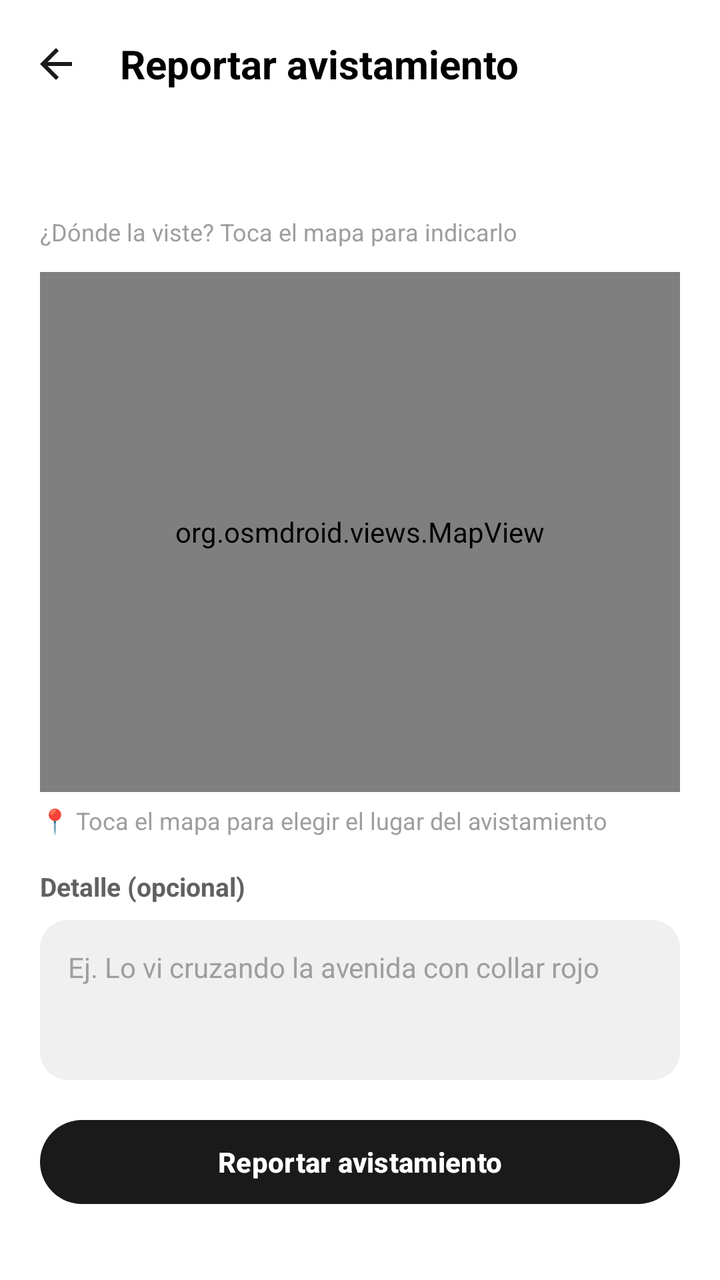
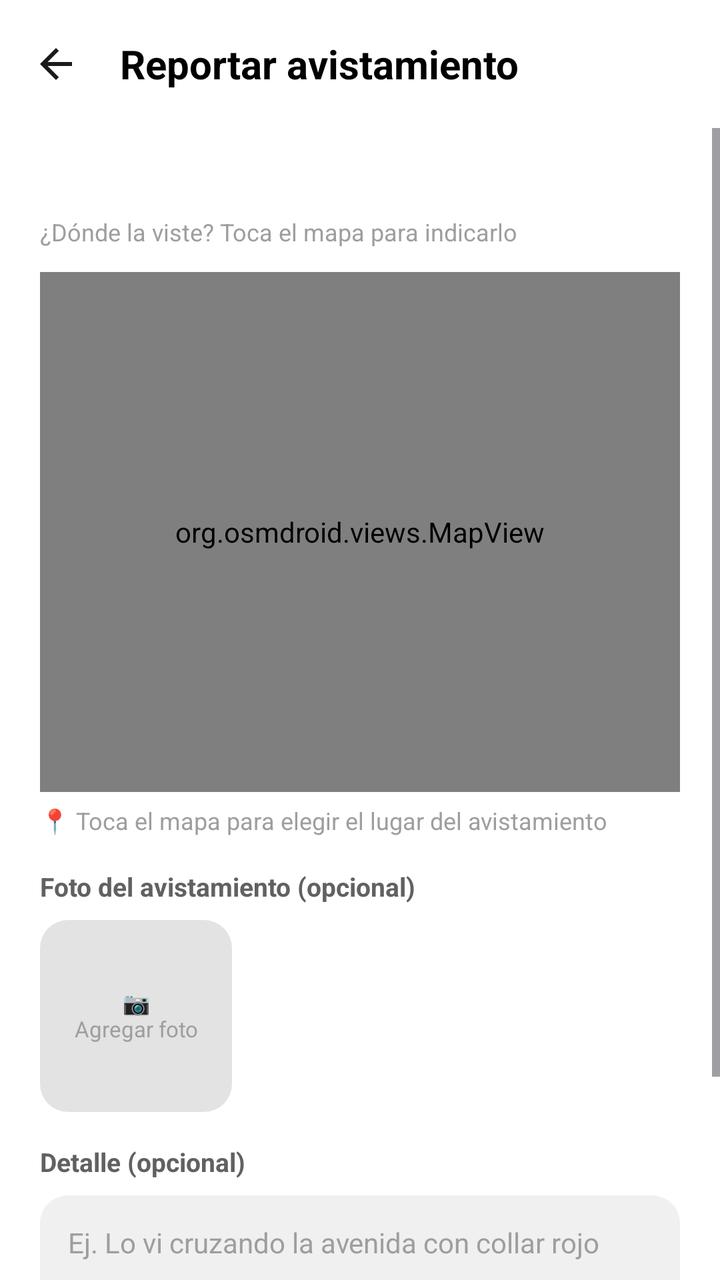

Two renders of the same Android screen: before a commit and after it. Below are the layout's source before the change and the commit's diff.
<!-- AndroidManifest.xml: application theme Theme.PracticaFinal -->
<!-- res/layout/activity_reportar_avistamiento.xml -->
<?xml version="1.0" encoding="utf-8"?>
<androidx.constraintlayout.widget.ConstraintLayout xmlns:android="http://schemas.android.com/apk/res/android"
    xmlns:app="http://schemas.android.com/apk/res-auto"
    xmlns:tools="http://schemas.android.com/tools"
    android:layout_width="match_parent"
    android:layout_height="match_parent"
    android:background="#FFFFFF"
    tools:context=".ReportarAvistamientoActivity">

    
    <com.google.android.material.appbar.MaterialToolbar
        android:id="@+id/toolbar"
        android:layout_width="0dp"
        android:layout_height="?attr/actionBarSize"
        android:background="#FFFFFF"
        app:elevation="2dp"
        app:layout_constraintEnd_toEndOf="parent"
        app:layout_constraintStart_toStartOf="parent"
        app:layout_constraintTop_toTopOf="parent"
        app:navigationIcon="@drawable/ic_arrow_back"
        app:title="Reportar avistamiento"
        app:titleTextAppearance="@style/TextAppearance.AdopcionesTitle" />

    <ScrollView
        android:layout_width="0dp"
        android:layout_height="0dp"
        android:fillViewport="true"
        app:layout_constraintBottom_toBottomOf="parent"
        app:layout_constraintEnd_toEndOf="parent"
        app:layout_constraintStart_toStartOf="parent"
        app:layout_constraintTop_toBottomOf="@id/toolbar">

        <LinearLayout
            android:layout_width="match_parent"
            android:layout_height="wrap_content"
            android:orientation="vertical"
            android:padding="20dp">

            <TextView
                android:id="@+id/tv_mascota"
                android:layout_width="wrap_content"
                android:layout_height="wrap_content"
                android:textColor="#1A1A1A"
                android:textSize="16sp"
                android:textStyle="bold" />

            <TextView
                android:layout_width="wrap_content"
                android:layout_height="wrap_content"
                android:layout_marginTop="2dp"
                android:text="¿Dónde la viste? Toca el mapa para indicarlo"
                android:textColor="#9E9E9E"
                android:textSize="12sp" />

            <org.osmdroid.views.MapView
                android:id="@+id/mapa_avistamiento"
                android:layout_width="match_parent"
                android:layout_height="260dp"
                android:layout_marginTop="12dp"
                android:background="#E3E3E3" />

            <TextView
                android:layout_width="wrap_content"
                android:layout_height="wrap_content"
                android:layout_marginTop="6dp"
                android:text="📍 Toca el mapa para elegir el lugar del avistamiento"
                android:textColor="#9E9E9E"
                android:textSize="12sp" />

            
            <TextView
                android:layout_width="wrap_content"
                android:layout_height="wrap_content"
                android:layout_marginTop="16dp"
                android:text="Detalle (opcional)"
                android:textColor="#616161"
                android:textSize="13sp"
                android:textStyle="bold" />

            <EditText
                android:id="@+id/et_descripcion"
                android:layout_width="match_parent"
                android:layout_height="80dp"
                android:layout_marginTop="8dp"
                android:background="@drawable/bg_search_field"
                android:gravity="top|start"
                android:hint="Ej. Lo vi cruzando la avenida con collar rojo"
                android:importantForAutofill="no"
                android:inputType="textMultiLine"
                android:padding="14dp"
                android:textColor="#1A1A1A"
                android:textColorHint="#9E9E9E"
                android:textSize="14sp" />

            <com.google.android.material.button.MaterialButton
                android:id="@+id/btn_reportar"
                style="@style/Widget.Material3.Button"
                android:layout_width="match_parent"
                android:layout_height="50dp"
                android:layout_marginTop="16dp"
                android:text="Reportar avistamiento"
                android:textColor="#FFFFFF"
                android:textSize="14sp"
                android:textStyle="bold"
                app:backgroundTint="#1A1A1A" />

        </LinearLayout>
    </ScrollView>

</androidx.constraintlayout.widget.ConstraintLayout>
<!-- resources referenced by this layout -->
<resources>
  <!-- drawable bg_search_field (drawable) -->
  <?xml version="1.0" encoding="utf-8"?>
  <shape xmlns:android="http://schemas.android.com/apk/res/android">
      <solid android:color="#F0F0F0" />
      <corners android:radius="14dp" />
  </shape>
  <!-- drawable ic_arrow_back (drawable) -->
  <?xml version="1.0" encoding="utf-8"?>
  <vector xmlns:android="http://schemas.android.com/apk/res/android"
      android:width="24dp"
      android:height="24dp"
      android:viewportWidth="24"
      android:viewportHeight="24">
      <path
          android:fillColor="#FF1A1A1A"
          android:pathData="M20,11H7.83l5.59,-5.59L12,4l-8,8 8,8 1.41,-1.41L7.83,13H20v-2z" />
  </vector>
  <style name="TextAppearance.AdopcionesTitle" parent="TextAppearance.Material3.TitleLarge">
          <item name="android:textStyle">bold</item>
          <item name="android:textColor">@android:color/black</item>
          <item name="android:textSize">20sp</item>
      </style>
  <style name="Theme.PracticaFinal" parent="Base.Theme.PracticaFinal" />
  <style name="Base.Theme.PracticaFinal" parent="Theme.Material3.DayNight.NoActionBar">
          
          
      </style>
</resources>

<!-- the commit's change to res/layout/activity_reportar_avistamiento.xml (unified diff, before → after) -->
@@ -72,6 +72,42 @@
                 android:layout_width="wrap_content"
                 android:layout_height="wrap_content"
                 android:layout_marginTop="16dp"
+                android:text="Foto del avistamiento (opcional)"
+                android:textColor="#616161"
+                android:textSize="13sp"
+                android:textStyle="bold" />
+
+            <FrameLayout
+                android:id="@+id/contenedor_foto_avist"
+                android:layout_width="96dp"
+                android:layout_height="96dp"
+                android:layout_marginTop="8dp"
+                android:background="@drawable/bg_card_image"
+                android:clickable="true"
+                android:focusable="true">
+
+                <ImageView
+                    android:id="@+id/img_foto_avist"
+                    android:layout_width="match_parent"
+                    android:layout_height="match_parent"
+                    android:scaleType="centerCrop" />
+
+                <TextView
+                    android:id="@+id/tv_foto_hint_avist"
+                    android:layout_width="wrap_content"
+                    android:layout_height="wrap_content"
+                    android:layout_gravity="center"
+                    android:text="📷\nAgregar foto"
+                    android:textColor="#9E9E9E"
+                    android:textSize="11sp"
+                    android:gravity="center" />
+            </FrameLayout>
+
+            
+            <TextView
+                android:layout_width="wrap_content"
+                android:layout_height="wrap_content"
+                android:layout_marginTop="16dp"
                 android:text="Detalle (opcional)"
                 android:textColor="#616161"
                 android:textSize="13sp"
<!-- resource entries referenced after the edit -->
@@ -1,5 +1,11 @@
 <!-- resources referenced by this layout -->
 <resources>
+  <!-- drawable bg_card_image (drawable) -->
+  <?xml version="1.0" encoding="utf-8"?>
+  <shape xmlns:android="http://schemas.android.com/apk/res/android">
+      <solid android:color="#E3E3E3" />
+      <corners android:radius="14dp" />
+  </shape>
   <!-- drawable bg_search_field (drawable) -->
   <?xml version="1.0" encoding="utf-8"?>
   <shape xmlns:android="http://schemas.android.com/apk/res/android">
